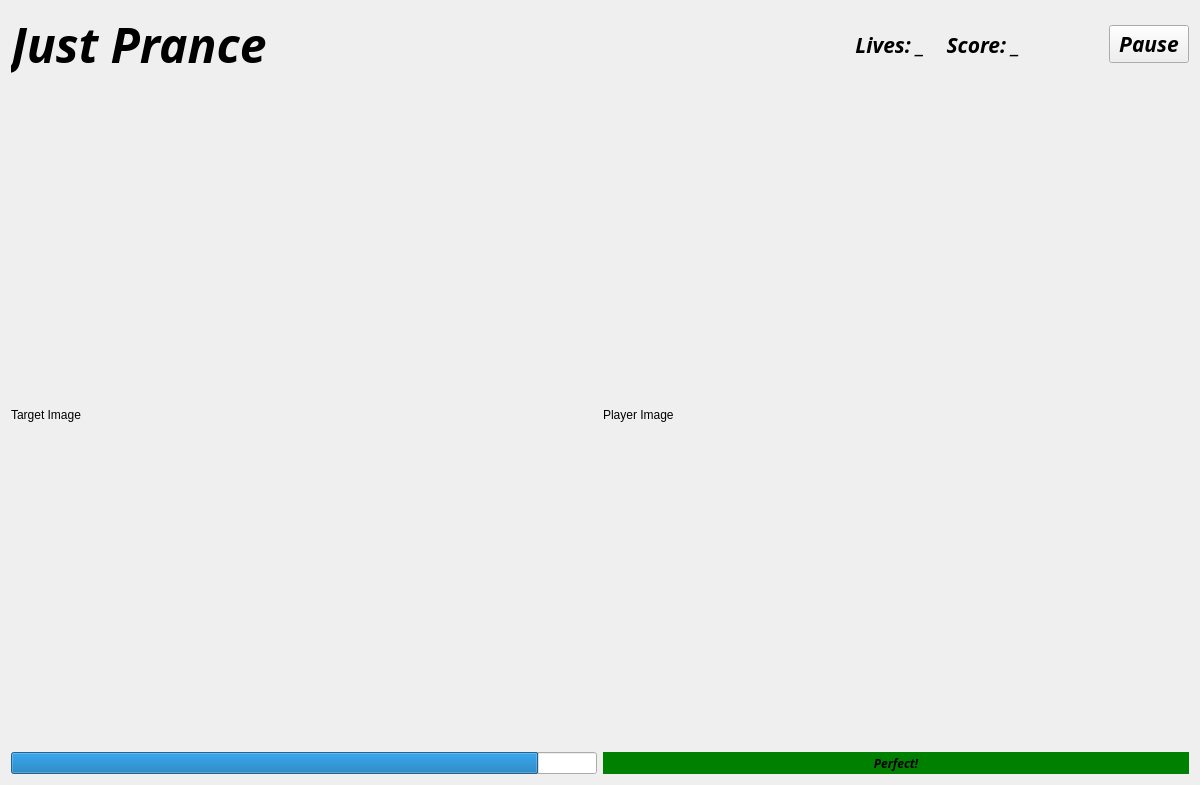
Above: Dance_Game/game_screen.ui from BradyCason/CV-Dance-Game before the change. Below: the same form after it.
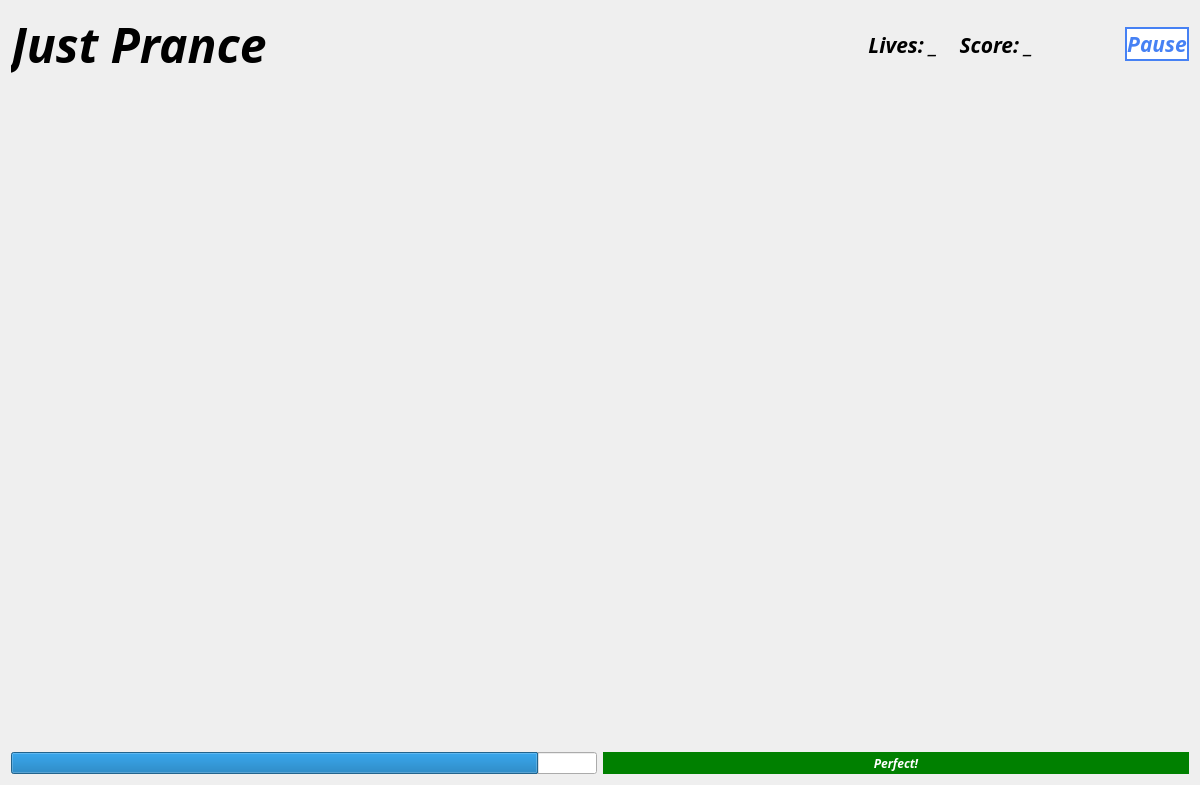
That is the form after the change. Icons and pictures are not drawn.

Diff of the .ui file:
```diff
--- a/Dance_Game/game_screen.ui
+++ b/Dance_Game/game_screen.ui
@@ -13,7 +13,7 @@
   <property name="windowTitle">
    <string>Form</string>
   </property>
-  <layout class="QGridLayout" name="gridLayout_2" rowstretch="0,1,0,0" columnstretch="1,1">
+  <layout class="QGridLayout" name="gridLayout_2" rowstretch="0,1,0" columnstretch="1,1">
    <item row="0" column="1">
     <layout class="QHBoxLayout" name="horizontalLayout" stretch="5,1,0">
      <item>
@@ -27,6 +27,9 @@
          <bold>true</bold>
         </font>
        </property>
+       <property name="styleSheet">
+        <string notr="true"/>
+       </property>
        <property name="text">
         <string>Lives: _    Score: _</string>
        </property>
@@ -65,6 +68,20 @@
          <bold>true</bold>
         </font>
        </property>
+       <property name="styleSheet">
+        <string notr="true">QPushButton{
+background-color: #ffffff;
+color: #4681f4;
+border: 2px solid #4681f4;
+}
+
+
+
+QPushButton:hover{
+background-color: #4681f4;
+color: white;
+}</string>
+       </property>
        <property name="text">
         <string>Pause</string>
        </property>
@@ -92,14 +109,14 @@
    <item row="1" column="0">
     <widget class="QLabel" name="target_img">
      <property name="text">
-      <string>Target Image</string>
+      <string/>
      </property>
     </widget>
    </item>
    <item row="1" column="1">
     <widget class="QLabel" name="player_img">
      <property name="text">
-      <string>Player Image</string>
+      <string/>
      </property>
     </widget>
    </item>
@@ -124,7 +141,7 @@
       </font>
      </property>
      <property name="styleSheet">
-      <string notr="true">QLabel {background-color: green;}</string>
+      <string notr="true">QLabel {background-color: green;color: white;}</string>
      </property>
      <property name="text">
       <string>Perfect!</string>
```
Left out of the diff: 7 changed lines with no effect on the pictures.
